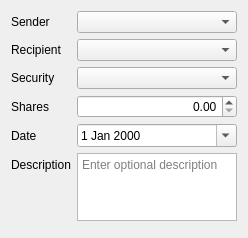
Qt form src/views/ui_files/dialogs/security_transfer_dialog.ui (JakubFranek/Kapytal) before a commit.
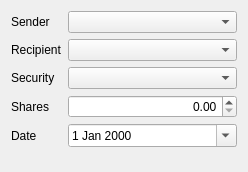
The same form after that commit.

Commit message: Implement Description completion into all dialogs

The edit to the form file:
```diff
--- a/src/views/ui_files/dialogs/security_transfer_dialog.ui
+++ b/src/views/ui_files/dialogs/security_transfer_dialog.ui
@@ -10,7 +10,7 @@
     <x>0</x>
     <y>0</y>
     <width>248</width>
-    <height>238</height>
+    <height>172</height>
    </rect>
   </property>
   <property name="sizePolicy">
@@ -108,71 +108,6 @@
        </property>
       </widget>
      </item>
-     <item row="5" column="0">
-      <layout class="QVBoxLayout" name="descriptionLabelVerticalLayout">
-       <item>
-        <spacer name="descriptionLabelTopVerticalSpacer">
-         <property name="orientation">
-          <enum>Qt::Vertical</enum>
-         </property>
-         <property name="sizeType">
-          <enum>QSizePolicy::Fixed</enum>
-         </property>
-         <property name="sizeHint" stdset="0">
-          <size>
-           <width>20</width>
-           <height>5</height>
-          </size>
-         </property>
-        </spacer>
-       </item>
-       <item>
-        <widget class="QLabel" name="descriptionLabel">
-         <property name="text">
-          <string>Description</string>
-         </property>
-        </widget>
-       </item>
-       <item>
-        <spacer name="descriptionLabelBottomVerticalSpacer">
-         <property name="orientation">
-          <enum>Qt::Vertical</enum>
-         </property>
-         <property name="sizeType">
-          <enum>QSizePolicy::MinimumExpanding</enum>
-         </property>
-         <property name="sizeHint" stdset="0">
-          <size>
-           <width>20</width>
-           <height>25</height>
-          </size>
-         </property>
-        </spacer>
-       </item>
-      </layout>
-     </item>
-     <item row="5" column="1">
-      <widget class="QPlainTextEdit" name="descriptionPlainTextEdit">
-       <property name="sizePolicy">
-        <sizepolicy hsizetype="Expanding" vsizetype="Preferred">
-         <horstretch>0</horstretch>
-         <verstretch>0</verstretch>
-        </sizepolicy>
-       </property>
-       <property name="minimumSize">
-        <size>
-         <width>0</width>
-         <height>30</height>
-        </size>
-       </property>
-       <property name="tabChangesFocus">
-        <bool>true</bool>
-       </property>
-       <property name="placeholderText">
-        <string>Enter optional description</string>
-       </property>
-      </widget>
-     </item>
     </layout>
    </item>
    <item>
```
The commit also changes 16 other files.
